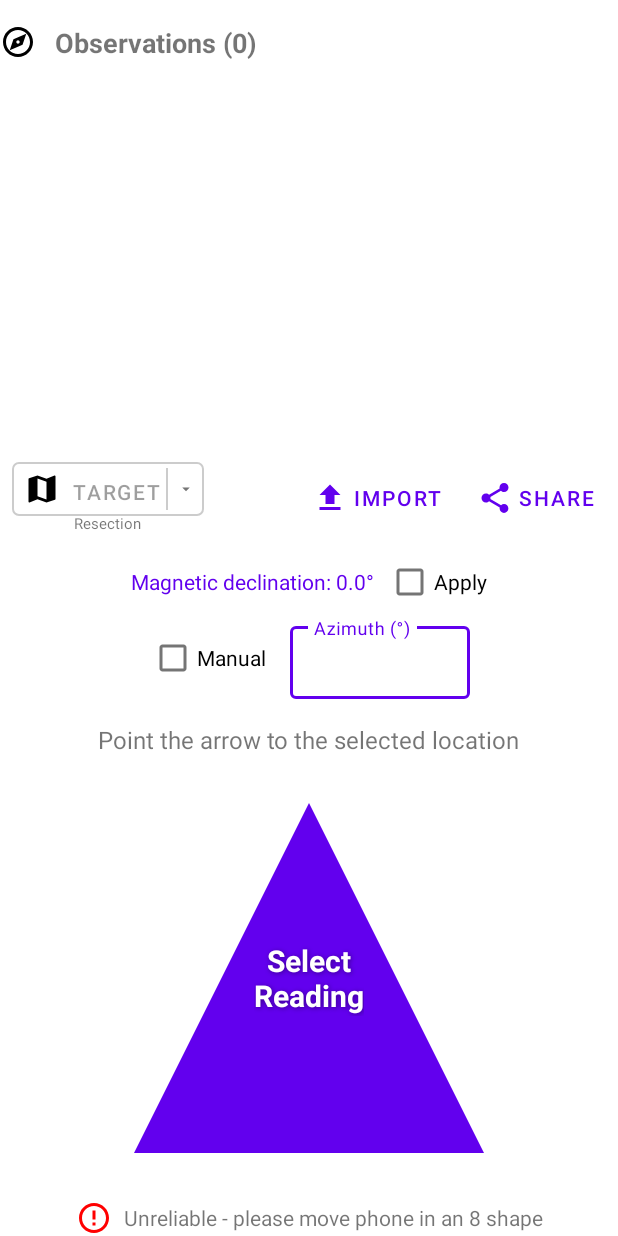
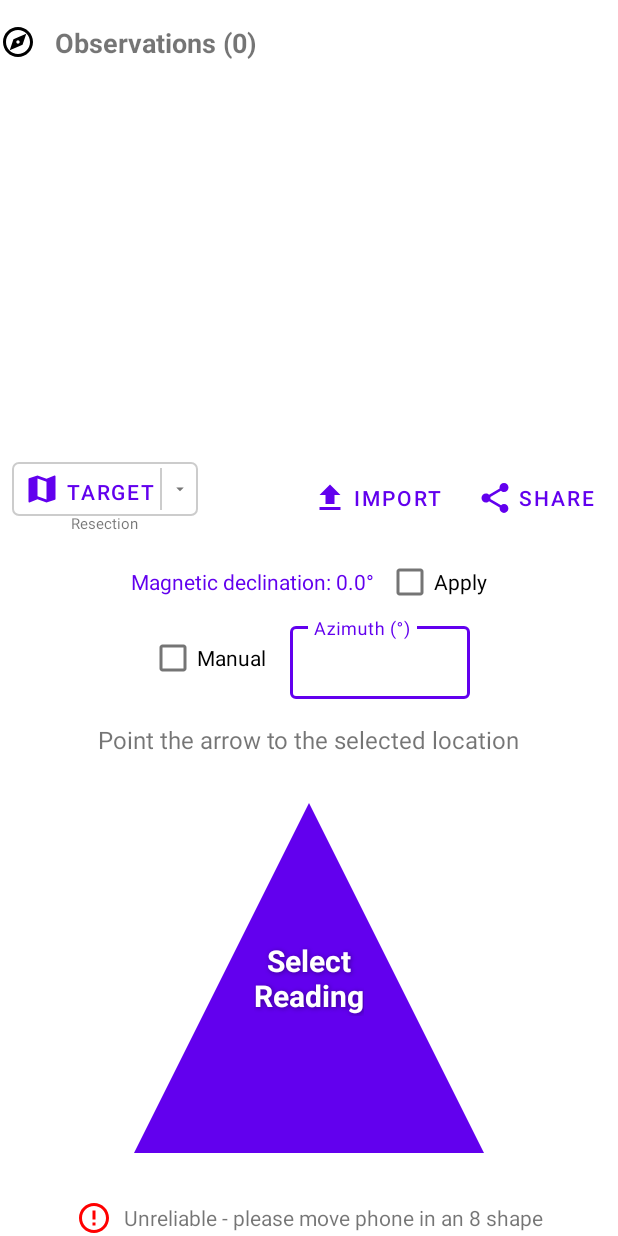
Before and after one commit to alexbodn/osmand_triangulation, an Android app: the layout fragment_home.xml on its own in the app's theme, with its tools: preview values and no code run, on a phone screen of 412 x 824 dp. Run offline under Robolectric (Android 15) with nearby library versions, the phone set to English and light mode, and no system bars.

Commit message:
Fix split-button layout and dynamic zoom calculation
- Fixed the empty split-button issue by properly applying the `Widget.MaterialComponents.Button.TextButton` style to `btnIntersection`. The primary text remains "TARGET", while `tvIntersectionMode` dynamically displays "Resection" or "Intersection" based on the spinner selection.
- Corrected intersection mode logic indices to ensure that index 0 maps to Reverse (Resection) and index 1 maps to Direct (Intersection).
- Added a dynamic bounding-box zoom calculation (`z=0-20`) when opening OsmAnd. This calculates the maximum distance from the target coordinates to any reading, ensuring the map automatically zooms out far enough to display all observations in a single view.

Co-authored-by: alexbodn <4792193+alexbodn@users.noreply.github.com>

```diff
--- a/app/app/src/main/res/layout/fragment_home.xml
+++ b/app/app/src/main/res/layout/fragment_home.xml
@@ -75,19 +75,19 @@
                 android:gravity="center_vertical"
                 android:background="@drawable/bg_split_button">
 
-                <Button
+                <com.google.android.material.button.MaterialButton
                     android:id="@+id/btnIntersection"
                     android:layout_width="wrap_content"
                     android:layout_height="match_parent"
-                    android:drawableLeft="@drawable/ic_map"
-                    android:drawablePadding="4dp"
+                    app:icon="@drawable/ic_map"
                     android:paddingStart="8dp"
                     android:paddingEnd="4dp"
-                    android:minWidth="0dp"
-                    android:minHeight="0dp"
                     android:text="TARGET"
                     android:textSize="14sp"
-                    android:background="@android:color/transparent"
+                    app:backgroundTint="@android:color/transparent"
+                    android:textColor="?attr/colorPrimary"
+                    app:iconTint="?attr/colorPrimary"
+                    style="@style/Widget.MaterialComponents.Button.TextButton"
                     android:enabled="false" />
 
                 <View
```
